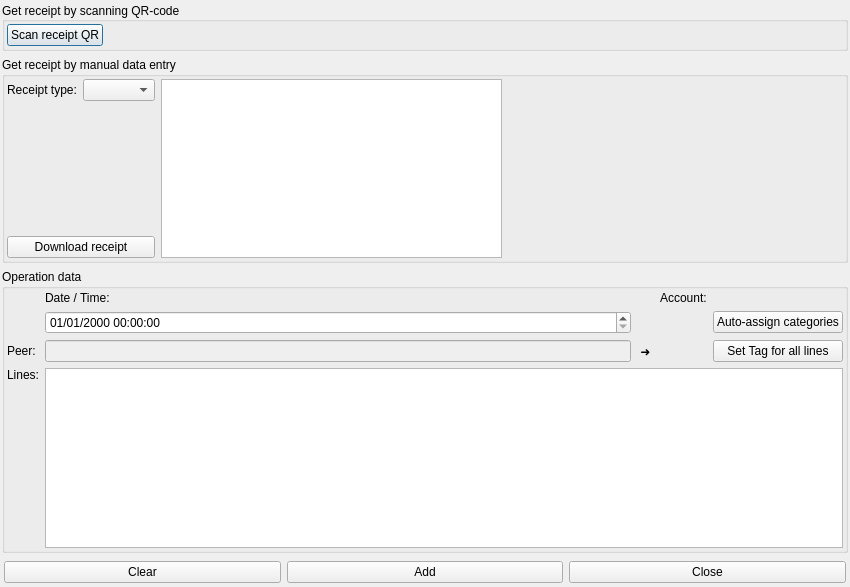
titov-vv/jal, file jal/ui/receipt_import_dlg.ui: the form before one commit.
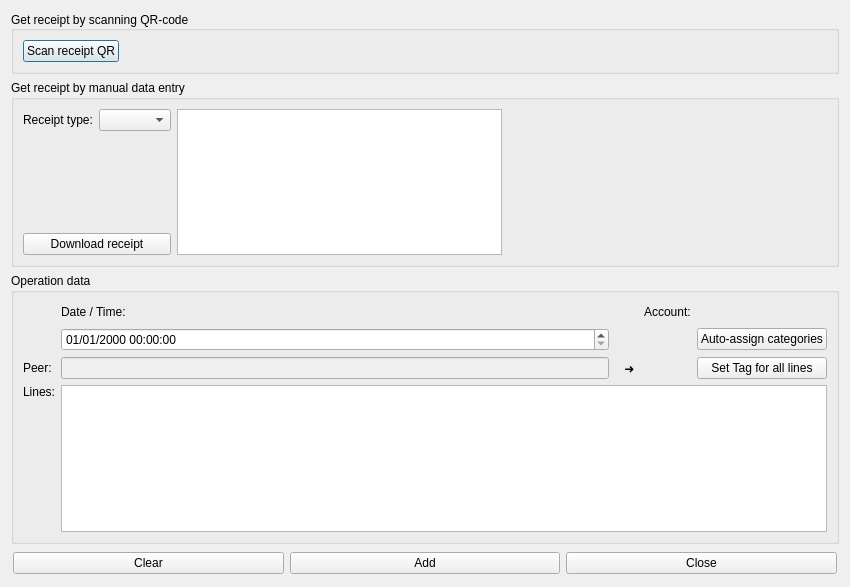
The form after the commit. Custom widgets are drawn as their Qt base class.

Commit message: Restore of native Qt spacing layout spacing for better compatibility. Tab order and label buddies we set for forms.

Patch:
```diff
--- a/jal/ui/receipt_import_dlg.ui
+++ b/jal/ui/receipt_import_dlg.ui
@@ -14,21 +14,6 @@
    <string>Import shop receipt</string>
   </property>
   <layout class="QVBoxLayout" name="verticalLayout">
-   <property name="spacing">
-    <number>6</number>
-   </property>
-   <property name="leftMargin">
-    <number>2</number>
-   </property>
-   <property name="topMargin">
-    <number>2</number>
-   </property>
-   <property name="rightMargin">
-    <number>2</number>
-   </property>
-   <property name="bottomMargin">
-    <number>2</number>
-   </property>
    <item>
     <widget class="QFrame" name="InputFrame">
      <property name="sizePolicy">
@@ -44,9 +29,6 @@
       <enum>QFrame::Shadow::Plain</enum>
      </property>
      <layout class="QHBoxLayout" name="horizontalLayout_2">
-      <property name="spacing">
-       <number>2</number>
-      </property>
       <property name="leftMargin">
        <number>0</number>
       </property>
@@ -74,21 +56,6 @@
          <set>Qt::AlignmentFlag::AlignLeading|Qt::AlignmentFlag::AlignLeft|Qt::AlignmentFlag::AlignVCenter</set>
         </property>
         <layout class="QHBoxLayout" name="horizontalLayout">
-         <property name="spacing">
-          <number>6</number>
-         </property>
-         <property name="leftMargin">
-          <number>2</number>
-         </property>
-         <property name="topMargin">
-          <number>2</number>
-         </property>
-         <property name="rightMargin">
-          <number>2</number>
-         </property>
-         <property name="bottomMargin">
-          <number>2</number>
-         </property>
          <item>
           <widget class="QPushButton" name="ScanReceiptQR">
            <property name="text">
@@ -130,18 +97,6 @@
       <string>Get receipt by manual data entry</string>
      </property>
      <layout class="QGridLayout" name="gridLayout_2">
-      <property name="leftMargin">
-       <number>2</number>
-      </property>
-      <property name="topMargin">
-       <number>2</number>
-      </property>
-      <property name="rightMargin">
-       <number>2</number>
-      </property>
-      <property name="bottomMargin">
-       <number>2</number>
-      </property>
       <item row="0" column="1">
        <widget class="QComboBox" name="ReceiptAPICombo"/>
       </item>
@@ -213,18 +168,6 @@
       <string>Operation data</string>
      </property>
      <layout class="QGridLayout" name="gridLayout">
-      <property name="leftMargin">
-       <number>2</number>
-      </property>
-      <property name="topMargin">
-       <number>2</number>
-      </property>
-      <property name="rightMargin">
-       <number>2</number>
-      </property>
-      <property name="bottomMargin">
-       <number>2</number>
-      </property>
       <item row="2" column="1">
        <widget class="QDateTimeEdit" name="SlipDateTime">
         <property name="displayFormat">
@@ -242,14 +185,14 @@
         </property>
        </widget>
       </item>
-      <item row="3" column="2">
+      <item row="3" column="3">
        <widget class="QLabel" name="CorrespondenceLbl">
         <property name="text">
          <string> ➜ </string>
         </property>
        </widget>
       </item>
-      <item row="3" column="3">
+      <item row="3" column="4">
        <widget class="ReferenceSelectorWidget" name="PeerEdit"/>
       </item>
       <item row="3" column="0">
@@ -276,17 +219,17 @@
         </property>
        </widget>
       </item>
-      <item row="1" column="3">
+      <item row="1" column="4">
        <widget class="QLabel" name="AccountLbl">
         <property name="text">
          <string>Account:</string>
         </property>
        </widget>
       </item>
-      <item row="2" column="3">
+      <item row="2" column="4">
        <widget class="ReferenceSelectorWidget" name="AccountEdit"/>
       </item>
-      <item row="4" column="1" colspan="4">
+      <item row="4" column="1" colspan="5">
        <widget class="QTableView" name="LinesTableView">
         <attribute name="verticalHeaderVisible">
          <bool>false</bool>
@@ -296,20 +239,36 @@
         </attribute>
        </widget>
       </item>
-      <item row="2" column="4">
+      <item row="2" column="5">
        <widget class="QPushButton" name="AssignCategoryBtn">
         <property name="text">
          <string>Auto-assign categories</string>
         </property>
        </widget>
       </item>
-      <item row="3" column="4">
+      <item row="3" column="5">
        <widget class="QPushButton" name="AssignTagBtn">
         <property name="text">
          <string>Set Tag for all lines</string>
         </property>
        </widget>
       </item>
+      <item row="1" column="2">
+       <spacer name="accountGroupSpacer">
+        <property name="orientation">
+         <enum>Qt::Orientation::Horizontal</enum>
+        </property>
+        <property name="sizeType">
+         <enum>QSizePolicy::Fixed</enum>
+        </property>
+        <property name="sizeHint" stdset="0">
+         <size>
+          <width>0</width>
+          <height>20</height>
+         </size>
+        </property>
+       </spacer>
+      </item>
      </layout>
     </widget>
    </item>
```
Left out of the diff: 25 changed lines with no effect on the pictures. The commit also changes 82 other files.
